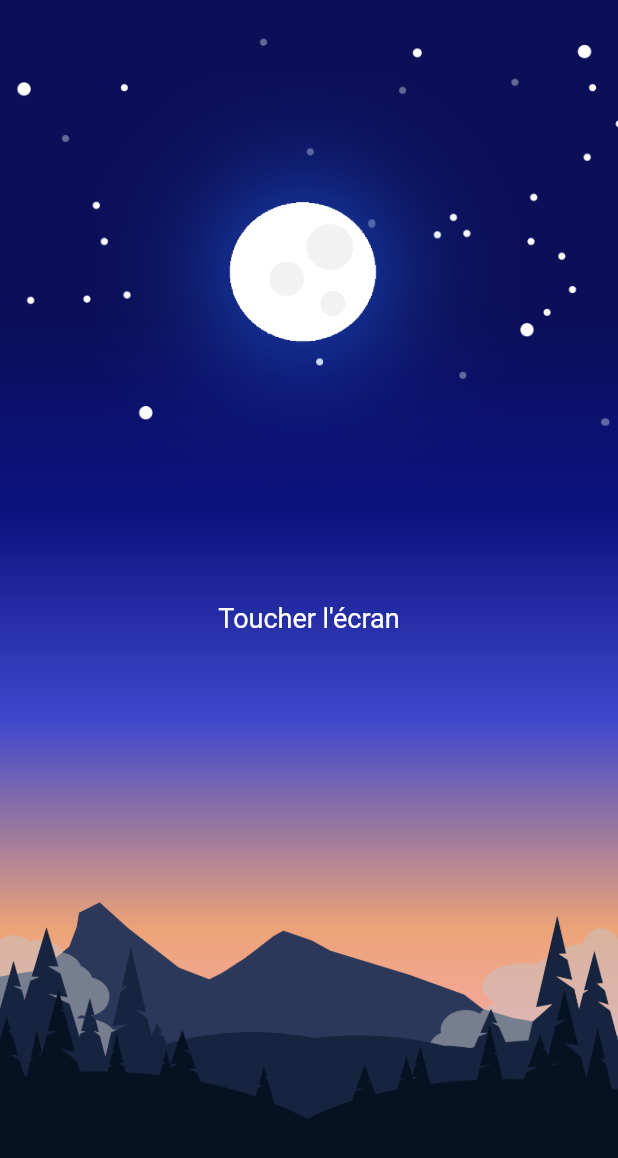
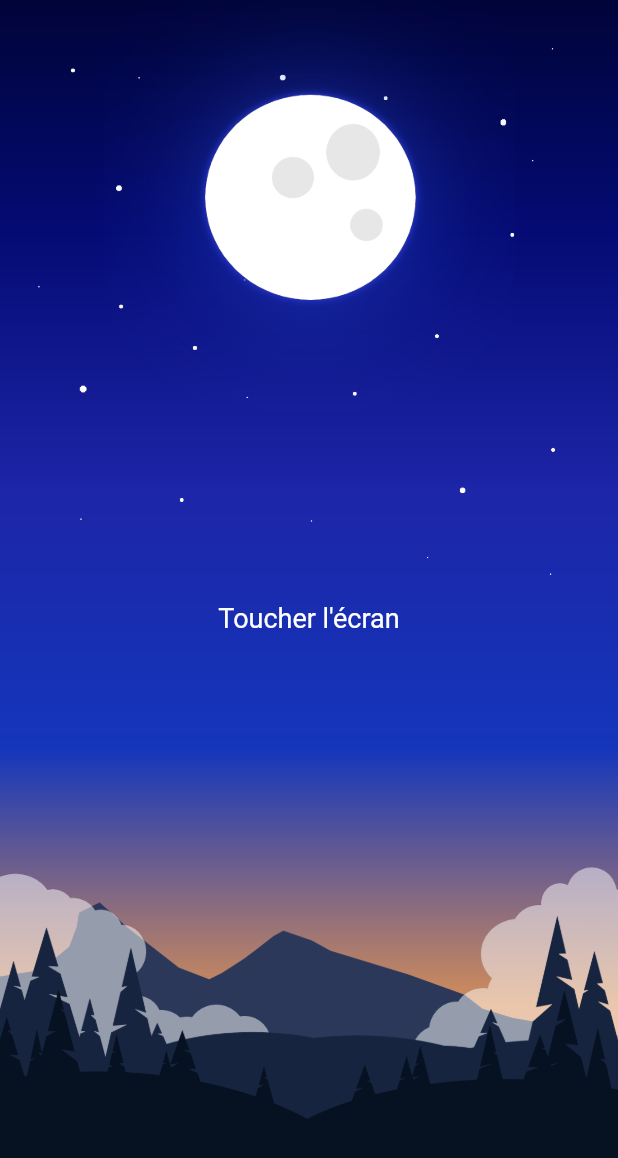
Before and after one commit to Elymne/erevho, a Flutter app: the screen it shows after launch, on a phone screen of 412 x 824 dp. Shown: the top 1158 px of the screen. Run offline on Flutter 3.47's test engine with Material 2 defaults, Android fonts, the phone set to English and light mode, and no system bars; our stand-ins replace flutter_riverpod, freezed_annotation, google_fonts, objectbox; generated files the repository leaves out were written again; Roboto replaces fonts that are missing (Hind).

Commit message:
feat : splashscreen animation almost done

```diff
--- a/lib/features/main/application/pages/splashscreen/splash_page.dart
+++ b/lib/features/main/application/pages/splashscreen/splash_page.dart
@@ -24,7 +24,8 @@ class SplashPageState extends ConsumerState<SplashPage> {
   Widget build(BuildContext context) {
     final currentAnimationState = ref.watch(controller.backgroundAnimationStateProvider);
 
-    return Scaffold(
+    return SafeArea(
+      child: Scaffold(
         body: Stack(
           children: [
             // Set here the animation, what should we do ? Flutter Animation ? Stack of images ? Gif ?
@@ -46,6 +47,7 @@ class SplashPageState extends ConsumerState<SplashPage> {
           ],
         ),
         backgroundColor: nightGrey,
+      ),
     );
   }
 }
--- a/lib/features/main/application/widgets/background_animations/montain_and_tree_background.dart
+++ b/lib/features/main/application/widgets/background_animations/montain_and_tree_background.dart
@@ -1,3 +1,5 @@
+// ignore_for_file: prefer_const_constructors, prefer_const_literals_to_create_immutables
+
 import 'package:flutter/material.dart';
 
 class MontainAndTreeBackground extends StatefulWidget {
@@ -11,7 +13,7 @@ class MontainAndTreeBackground extends StatefulWidget {
 
 class MontainAndTreeBackgroundState extends State<MontainAndTreeBackground> {
   late final double screenWidth = MediaQuery.of(context).size.width;
-  late final double screenHeight = MediaQuery.of(context).size.width;
+  late final double screenHeight = MediaQuery.of(context).size.height;
 
   @override
   void initState() {
@@ -21,80 +23,131 @@ class MontainAndTreeBackgroundState extends State<MontainAndTreeBackground> {
   @override
   Widget build(BuildContext context) {
     return Stack(
-      alignment: Alignment.center,
       children: [
-        const Image(
-          fit: BoxFit.cover,
-          height: double.infinity,
-          width: double.infinity,
-          image: AssetImage(
-            'assets/backgrounds/sky.png',
+        // ? -- Gradient sky Background -- ? \\
+        Container(
+          width: screenWidth,
+          height: screenHeight * 4,
+          decoration: BoxDecoration(
+            image: DecorationImage(
+              fit: BoxFit.cover,
+              image: AssetImage(
+                'assets/backgrounds/gradient_sky.png',
+              ),
+            ),
           ),
         ),
-        // MOON IMAGE.
+
+        // ? -- Stars IMAGE -- ? \\
+        AnimatedPositioned(
+          duration: const Duration(milliseconds: 2500),
+          top: _currentYStarsPosition,
+          curve: Curves.fastOutSlowIn,
+          child: Image(
+            fit: BoxFit.fitHeight,
+            width: screenWidth,
+            image: const AssetImage('assets/backgrounds/stars_1.png'),
+          ),
+        ),
+
+        // ? -- MOON IMAGE -- ? \\
         AnimatedAlign(
-          duration: const Duration(milliseconds: 1500),
+          duration: const Duration(milliseconds: 2000),
           alignment: _currentMoonAlignment,
           curve: Curves.fastOutSlowIn,
           child: Image(
             fit: BoxFit.fill,
-            width: screenWidth / 1.1,
-            height: screenWidth / 1.1,
+            width: screenWidth / 1.5,
+            height: screenWidth / 1.5,
             image: const AssetImage('assets/backgrounds/moon.png'),
           ),
         ),
-        const Align(
-          alignment: Alignment.bottomCenter,
-          child: Padding(
+
+        // ? -- Third montains calc -- ? \\
+        Positioned(
+          bottom: 0,
+          child: AnimatedContainer(
+            duration: const Duration(milliseconds: 1000),
             padding: EdgeInsets.only(bottom: 100),
+            width: _currentThirdMountainWidth,
             child: Image(
+              fit: BoxFit.fitHeight,
               image: AssetImage(
                 'assets/backgrounds/3stMountain.png',
               ),
             ),
           ),
         ),
-        AnimatedAlign(
+
+        // ? -- Left cloud -- ? \\
+        AnimatedPositioned(
           duration: const Duration(milliseconds: 1500),
-          alignment: _currentLeftCloudsAlignment,
+          left: _currentXPositionCloud,
+          bottom: _currentYPositionCloud,
           curve: Curves.fastOutSlowIn,
           child: Image(
             fit: BoxFit.fitHeight,
-            width: MediaQuery.of(context).size.width / 1.1,
+            width: screenWidth - 10,
             opacity: const AlwaysStoppedAnimation(0.5),
-            image: const AssetImage('assets/backgrounds/leftclouds.png'),
+            image: const AssetImage('assets/backgrounds/left_clouds.png'),
           ),
         ),
-        AnimatedAlign(
+
+        // ? -- Right cloud -- ? \\
+        AnimatedPositioned(
           duration: const Duration(milliseconds: 1500),
-          alignment: _currentRightCloudsAlignment,
+          right: _currentXPositionCloud,
+          bottom: _currentYPositionCloud,
           curve: Curves.fastOutSlowIn,
           child: Image(
             fit: BoxFit.fitHeight,
-            width: MediaQuery.of(context).size.width / 1.1,
+            width: screenWidth - 10,
             opacity: const AlwaysStoppedAnimation(0.5),
-            image: const AssetImage('assets/backgrounds/rightclouds.png'),
+            image: const AssetImage('assets/backgrounds/right_clouds.png'),
           ),
         ),
-        const Align(
-          alignment: Alignment.bottomCenter,
-          child: Padding(
+
+        // ? -- secondMountain -- ? \\
+        Positioned(
+          bottom: 0,
+          left: 0,
+          child: AnimatedContainer(
+            duration: const Duration(milliseconds: 1500),
             padding: EdgeInsets.only(bottom: 50),
+            width: _currentSecondMountainWidth,
             child: Image(
+              fit: BoxFit.fitHeight,
               image: AssetImage('assets/backgrounds/2stMountain.png'),
             ),
           ),
         ),
-        const Align(
-          alignment: Alignment.bottomCenter,
-          child: Image(
-            image: AssetImage(
-              'assets/backgrounds/1stMountain.png',
+
+        // ? -- firstMountain -- ? \\
+        Positioned(
+          bottom: 0,
+          left: 0,
+          child: AnimatedContainer(
+            duration: const Duration(milliseconds: 2000),
+            width: _currentFirstMountainWidth,
+            child: Image(
+              fit: BoxFit.fitHeight,
+              image: AssetImage('assets/backgrounds/1stMountain.png'),
             ),
           ),
         ),
       ],
     );
+  }
+
+  double get _currentYStarsPosition {
+    switch (widget.currentState) {
+      case BackgroundAnimationState.start:
+        return -screenHeight;
+      case BackgroundAnimationState.middle:
+        return 0;
+      case BackgroundAnimationState.end:
+        return 0;
+    }
   }
 
   Alignment get _currentMoonAlignment {
@@ -104,29 +157,62 @@ class MontainAndTreeBackgroundState extends State<MontainAndTreeBackground> {
       case BackgroundAnimationState.middle:
         return const Alignment(0, -1);
       case BackgroundAnimationState.end:
-        return const Alignment(20, 0);
+        return const Alignment(0, -1);
     }
   }
 
-  Alignment get _currentLeftCloudsAlignment {
+  double get _currentThirdMountainWidth {
     switch (widget.currentState) {
       case BackgroundAnimationState.start:
-        return const Alignment(-20, 0);
+        return screenWidth + 100;
       case BackgroundAnimationState.middle:
-        return const Alignment(-1, 1);
+        return screenWidth;
       case BackgroundAnimationState.end:
-        return const Alignment(-20, 0);
+        return screenWidth;
     }
   }
 
-  Alignment get _currentRightCloudsAlignment {
+  double get _currentSecondMountainWidth {
     switch (widget.currentState) {
       case BackgroundAnimationState.start:
-        return const Alignment(20, 0);
+        return screenWidth + 200;
       case BackgroundAnimationState.middle:
-        return const Alignment(1, 1);
+        return screenWidth;
       case BackgroundAnimationState.end:
-        return const Alignment(20, 0);
+        return screenWidth;
+    }
+  }
+
+  double get _currentFirstMountainWidth {
+    switch (widget.currentState) {
+      case BackgroundAnimationState.start:
+        return screenWidth + 300;
+      case BackgroundAnimationState.middle:
+        return screenWidth;
+      case BackgroundAnimationState.end:
+        return screenWidth;
+    }
+  }
+
+  double get _currentXPositionCloud {
+    switch (widget.currentState) {
+      case BackgroundAnimationState.start:
+        return -screenWidth;
+      case BackgroundAnimationState.middle:
+        return 0;
+      case BackgroundAnimationState.end:
+        return 0;
+    }
+  }
+
+  double get _currentYPositionCloud {
+    switch (widget.currentState) {
+      case BackgroundAnimationState.start:
+        return 0;
+      case BackgroundAnimationState.middle:
+        return 0;
+      case BackgroundAnimationState.end:
+        return 0;
     }
   }
 }
```
Also changed, not shown: assets/backgrounds/gradient_sky.png (added), assets/backgrounds/left_clouds.png (added), assets/backgrounds/leftclouds.png (deleted), assets/backgrounds/moon.png, assets/backgrounds/right_clouds.png (added), assets/backgrounds/rightclouds.png (deleted), assets/backgrounds/sky.png (deleted), assets/backgrounds/stars_1.png (added). Lines whose indentation alone changed are shown as unchanged.
